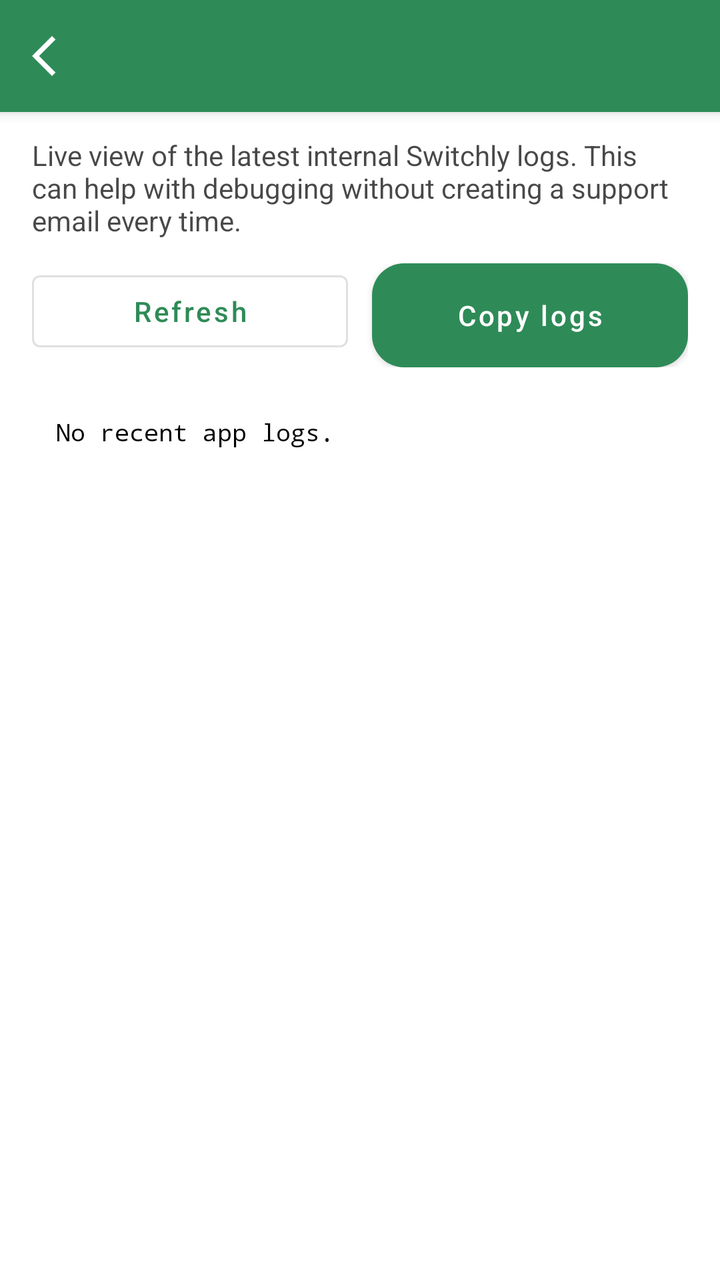
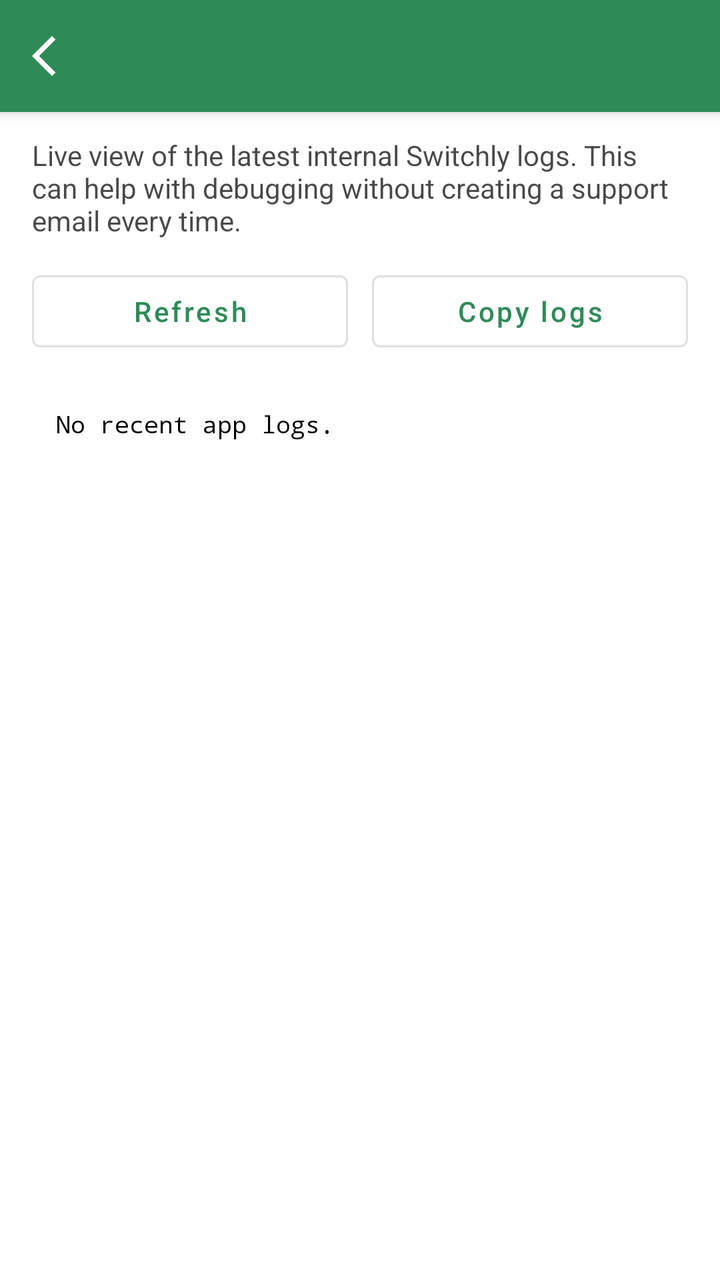

Screens rendered from an Android XML layout before and after an edit, with the pre-edit source and the edit as a unified diff.
<!-- AndroidManifest.xml: application theme Theme.Switchly -->
<!-- res/layout/activity_developer_logs.xml -->
<?xml version="1.0" encoding="utf-8"?>
<androidx.coordinatorlayout.widget.CoordinatorLayout
    xmlns:android="http://schemas.android.com/apk/res/android"
    xmlns:app="http://schemas.android.com/apk/res-auto"
    xmlns:tools="http://schemas.android.com/tools"
    android:layout_width="match_parent"
    android:layout_height="match_parent"
    android:background="?android:attr/colorBackground"
    tools:ignore="Overdraw">

    <com.google.android.material.appbar.AppBarLayout
        android:layout_width="match_parent"
        android:layout_height="wrap_content"
        android:fitsSystemWindows="true">

        <com.google.android.material.appbar.MaterialToolbar
            android:id="@+id/toolbarDeveloperLogs"
            style="@style/Switchly.TopBar"
            android:layout_width="match_parent"
            android:layout_height="wrap_content"
            android:minHeight="?attr/actionBarSize"
            app:navigationIcon="@drawable/arrow_back_ios_24" />
    </com.google.android.material.appbar.AppBarLayout>

    <LinearLayout
        android:layout_width="match_parent"
        android:layout_height="match_parent"
        android:orientation="vertical"
        android:paddingStart="16dp"
        android:paddingTop="12dp"
        android:paddingEnd="16dp"
        android:paddingBottom="16dp"
        app:layout_behavior="@string/appbar_scrolling_view_behavior">

        <TextView
            android:id="@+id/tvDeveloperLogsBody"
            android:layout_width="match_parent"
            android:layout_height="wrap_content"
            android:text="@string/developer_logging_body"
            android:textColor="?attr/colorOnSurface"
            android:textSize="14sp"
            android:alpha="0.72" />

        <LinearLayout
            android:layout_width="match_parent"
            android:layout_height="wrap_content"
            android:layout_marginTop="12dp"
            android:orientation="horizontal"
            android:baselineAligned="false">

            <com.google.android.material.button.MaterialButton
                android:id="@+id/btnDeveloperLogsRefresh"
                style="?attr/materialButtonOutlinedStyle"
                android:layout_width="0dp"
                android:layout_height="wrap_content"
                android:layout_weight="1"
                android:text="@string/developer_logging_refresh" />

            <Space
                android:layout_width="12dp"
                android:layout_height="1dp" />

            <com.google.android.material.button.MaterialButton
                android:id="@+id/btnDeveloperLogsCopy"
                android:layout_width="0dp"
                android:layout_height="wrap_content"
                android:layout_weight="1"
                android:text="@string/developer_logging_copy" />
        </LinearLayout>

        <ScrollView
            android:id="@+id/scrollDeveloperLogs"
            android:layout_width="match_parent"
            android:layout_height="0dp"
            android:layout_marginTop="12dp"
            android:layout_weight="1"
            android:background="?attr/colorSurface"
            android:fillViewport="true"
            android:overScrollMode="ifContentScrolls">

            <TextView
                android:id="@+id/tvDeveloperLogs"
                android:layout_width="match_parent"
                android:layout_height="wrap_content"
                android:fontFamily="monospace"
                android:padding="12dp"
                android:text="@string/developer_logging_no_logs"
                android:textColor="?attr/colorOnSurface"
                android:textIsSelectable="true"
                android:textSize="12sp" />
        </ScrollView>
    </LinearLayout>

</androidx.coordinatorlayout.widget.CoordinatorLayout>
<!-- resources referenced by this layout -->
<resources>
  <!-- drawable arrow_back_ios_24 (drawable) -->
  <vector xmlns:android="http://schemas.android.com/apk/res/android"
      android:width="24dp"
      android:height="24dp"
      android:viewportWidth="960"
      android:viewportHeight="960">
    <path
        android:pathData="M400,880 L0,480l400,-400 71,71 -329,329 329,329 -71,71Z"
        android:fillColor="?attr/colorOnSurface"/>
  </vector>
  <string name="developer_logging_body">Live view of the latest internal Switchly logs. This can help with debugging without creating a support email every time.</string>
  <string name="developer_logging_copy">Copy logs</string>
  <string name="developer_logging_no_logs">No recent app logs.</string>
  <string name="developer_logging_refresh">Refresh</string>
  <style name="Switchly.TopBar" parent="Widget.MaterialComponents.Toolbar">
          
          <item name="android:background">?attr/colorPrimary</item>
          <item name="backgroundTint">?attr/colorPrimary</item>
  
          
          <item name="titleTextColor">@android:color/white</item>
  
          
          <item name="navigationIconTint">@android:color/white</item>
      </style>
  <color name="accent_default_green">#2E8B57</color>
  <style name="Switchly.Button" parent="Widget.MaterialComponents.Button">
          <item name="backgroundTint">?attr/colorPrimary</item>
          <item name="android:textColor">@android:color/white</item>
          <item name="cornerRadius">16dp</item>
          <item name="android:textAllCaps">false</item>
          <item name="android:insetTop">0dp</item>
          <item name="android:insetBottom">0dp</item>
          <item name="android:minHeight">52dp</item>
      </style>
  <style name="Switchly.Fab" parent="Widget.MaterialComponents.FloatingActionButton">
          <item name="backgroundTint">?attr/colorPrimary</item>
          <item name="tint">@android:color/white</item>
      </style>
  <style name="Switchly.Card" parent="Widget.MaterialComponents.CardView">
          <item name="shapeAppearance">@style/ShapeAppearance.Switchly.Card</item>
          <item name="cardBackgroundColor">@color/switchly_card_bg</item>
          <item name="strokeColor">@color/switchly_card_stroke</item>
          <item name="strokeWidth">1dp</item>
          <item name="cardElevation">2dp</item>
          <item name="cardUseCompatPadding">true</item>
      </style>
  <style name="Switchly.TextInputLayout" parent="Widget.MaterialComponents.TextInputLayout.OutlinedBox">
          <item name="boxStrokeWidth">1dp</item>
          <item name="boxStrokeWidthFocused">2dp</item>
          <item name="boxCornerRadiusTopStart">12dp</item>
          <item name="boxCornerRadiusTopEnd">12dp</item>
          <item name="boxCornerRadiusBottomStart">12dp</item>
          <item name="boxCornerRadiusBottomEnd">12dp</item>
      </style>
  <style name="Switchly.AutoCompleteText" parent="Widget.MaterialComponents.AutoCompleteTextView.OutlinedBox">
          <item name="android:minHeight">56dp</item>
          <item name="android:paddingTop">12dp</item>
          <item name="android:paddingBottom">12dp</item>
          <item name="android:textAppearance">@style/TextAppearance.MaterialComponents.Body1</item>
      </style>
  <style name="ThemeOverlay.Switchly.Dialog" parent="ThemeOverlay.MaterialComponents.MaterialAlertDialog">
          <item name="colorControlActivated">?attr/colorPrimary</item>
          <item name="colorControlHighlight">?attr/colorPrimary</item>
          <item name="colorAccent">?attr/colorPrimary</item>
      </style>
  <style name="ShapeAppearance.Switchly.Card" parent="ShapeAppearance.MaterialComponents.LargeComponent">
          <item name="cornerFamily">rounded</item>
          <item name="cornerSize">26dp</item>
      </style>
  <color name="switchly_card_bg">#F7FFFFFF</color>
  <color name="switchly_card_stroke">#14000000</color>
  <!-- unchanged entries left out for length: 1 -->
</resources>

<!-- the commit's change to res/layout/activity_developer_logs.xml (unified diff, before → after) -->
@@ -62,6 +62,7 @@
 
             <com.google.android.material.button.MaterialButton
                 android:id="@+id/btnDeveloperLogsCopy"
+                style="?attr/materialButtonOutlinedStyle"
                 android:layout_width="0dp"
                 android:layout_height="wrap_content"
                 android:layout_weight="1"
